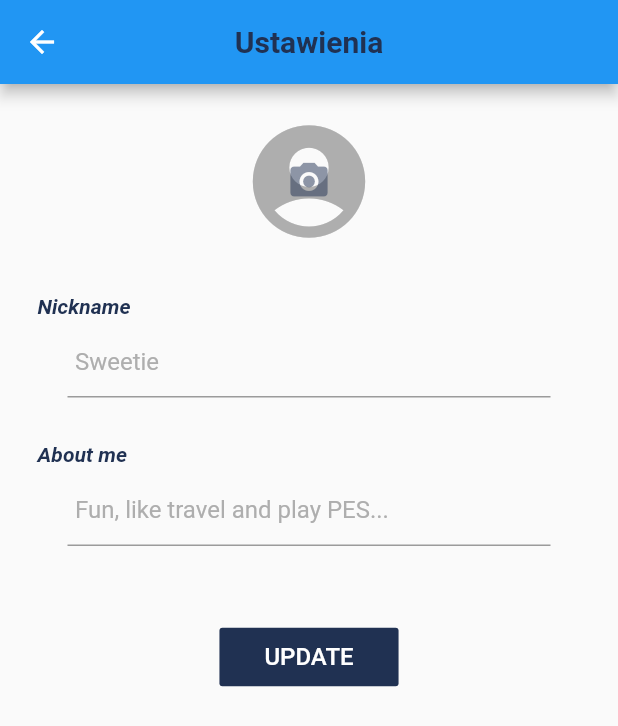
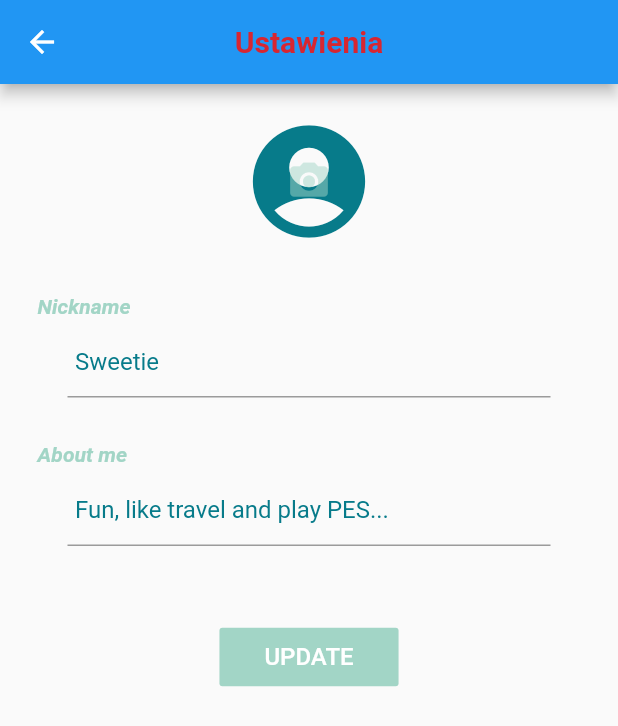
Before and after one commit to kinopek/Kelvin_Date, a Flutter app: the Settings screen opened directly, on a phone screen of 412 x 824 dp. Shown: the top 726 px of the screen. Run offline on Flutter 3.47's test engine with Material 2 defaults, Android fonts, the phone set to English and light mode, and no system bars; our stand-ins replace cached_network_image, cloud_firestore, firebase_auth, firebase_database, firebase_messaging, firebase_storage and 6 more; missing offline and left inert: geocoder; accounts and stored records are empty.

Commit message:
zmiana kolorków v1 + zmiana sposobu sprawdzania czy użytkownik jest zalogowany

```diff
--- a/lib/Users.dart
+++ b/lib/Users.dart
@@ -234,7 +234,7 @@ class UsersState extends State {
       appBar: AppBar(
         title: Text(
           'MAIN',
-          style: TextStyle(color: primaryColor, fontWeight: FontWeight.bold),
+          style: TextStyle(color: themeColor, fontWeight: FontWeight.bold),
         ),
         centerTitle: true,
         actions: <Widget>[
--- a/lib/chat.dart
+++ b/lib/chat.dart
@@ -27,7 +27,7 @@ class Chat extends StatelessWidget {
       appBar: new AppBar(
         title: new Text(
           'Czat',
-          style: TextStyle(color: primaryColor, fontWeight: FontWeight.bold),
+          style: TextStyle(color: themeColor, fontWeight: FontWeight.bold),
         ),
         centerTitle: true,
       ),
--- a/lib/const.dart
+++ b/lib/const.dart
@@ -1,7 +1,7 @@
 import 'dart:ui';
 
 // Trzymanie zmiennych z kolorami - tu trzeba ustawić nasze główne kolory i potem we wszystkich ekranach zrobić, żeby stąd brały kolorki.
-final themeColor = Color(0xfff5a623);
-final primaryColor = Color(0xff203152);
-final greyColor = Color(0xffaeaeae);
-final greyColor2 = Color(0xffE8E8E8);
+final themeColor = Color(0xffd72631);
+final primaryColor = Color(0xffa2d5c6);
+final greyColor = Color(0xff077b8a);
+final greyColor2 = Color(0xff5c3c92);
--- a/lib/forgot.dart
+++ b/lib/forgot.dart
@@ -1,7 +1,9 @@
+import 'package:kelvindate/const.dart';
+
 import 'geolocation.dart';
 import 'package:flutter/material.dart';
 import 'package:kelvindate/loging.dart';
-
+import 'const.dart';
 
 class ForgotState extends State {
 
@@ -10,7 +12,7 @@ class ForgotState extends State {
     return Scaffold(
       appBar: AppBar(
         title: Text('Password recovery'),
-        backgroundColor: Colors.red,
+        backgroundColor: themeColor,
       ),
       body: Center(
           child: Column(
--- a/lib/geolocation.dart
+++ b/lib/geolocation.dart
@@ -8,6 +8,7 @@ import 'package:geolocator/geolocator.dart';
 //import 'package:english_words/english_words.dart';
 import 'package:geocoder/geocoder.dart';
 import 'package:firebase_database/firebase_database.dart';
+import 'package:kelvindate/const.dart';
 import 'fire.dart';
 import 'package:flutter/widgets.dart';
 
@@ -121,7 +122,7 @@ class GeolocationExampleState extends State {
     return Scaffold(
       appBar: AppBar(
         title: Text('KelvinDate'),
-        backgroundColor: Colors.red,
+        backgroundColor: themeColor,
       ),
       body: Center(
         child: Column(children: <Widget>[
@@ -216,7 +217,7 @@ bottom: thermoHeight*0.15,
     height: thermoHeight,
     decoration: BoxDecoration
       (
-        color: Colors.lightBlueAccent,
+        color: primaryColor,
       //  borderRadius: BorderRadius.circular(5)
     ),
     child: Align
--- a/lib/loging.dart
+++ b/lib/loging.dart
@@ -9,6 +9,7 @@ import 'package:geolocator/geolocator.dart';
 import 'package:geocoder/geocoder.dart';
 import 'package:firebase_database/firebase_database.dart';
 import 'package:kelvindate/Users.dart';
+import 'package:kelvindate/const.dart';
 import 'fire.dart';
 import 'geolocation.dart';
 import 'register.dart';
@@ -125,7 +126,7 @@ class LogingState extends State
   Widget build(BuildContext context) {
     return Scaffold(
       appBar: AppBar(
-        backgroundColor: Colors.red,
+        backgroundColor: themeColor,
         title: Text('Log In'),
 
       ),
@@ -136,7 +137,7 @@ class LogingState extends State
 
                 Text('Welcome to KelvinDate',
                     style: TextStyle(
-                        color: Colors.red,
+                        color: themeColor,
                         fontWeight: FontWeight.bold,
                         fontSize: 30
                         )
--- a/lib/register.dart
+++ b/lib/register.dart
@@ -4,6 +4,7 @@ import 'package:kelvindate/geolocation.dart';
 import 'loging.dart';
 import 'package:firebase_auth/firebase_auth.dart';
 import 'fire.dart';
+import 'const.dart';
 
 
 class RegisterState extends State
@@ -30,7 +31,7 @@ class RegisterState extends State
     return Scaffold(
       appBar: AppBar(
         title: Text('Register'),
-        backgroundColor: Colors.red,
+        backgroundColor: themeColor,
       ),
       body: Center(
           child: Column(
--- a/lib/settings.dart
+++ b/lib/settings.dart
@@ -20,7 +20,7 @@ class Settings extends StatelessWidget {
       appBar: new AppBar(
         title: new Text(
           'Ustawienia',
-          style: TextStyle(color: primaryColor, fontWeight: FontWeight.bold),
+          style: TextStyle(color: themeColor, fontWeight: FontWeight.bold),
         ),
         centerTitle: true,
       ),
```
Also changed, not shown: lib/SplashPage.dart (+13 -2 lines).
